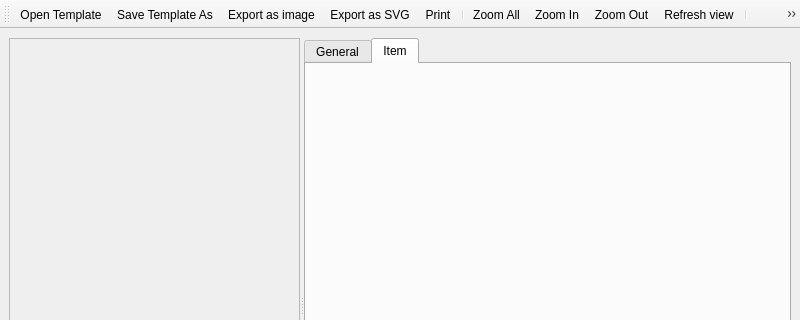
Qt form src/ui/qgscomposerbase.ui (qgis/QGIS) before a commit; both pictures show x 0 to 800 and y 0 to 320 of the 800 by 609 pixel window.
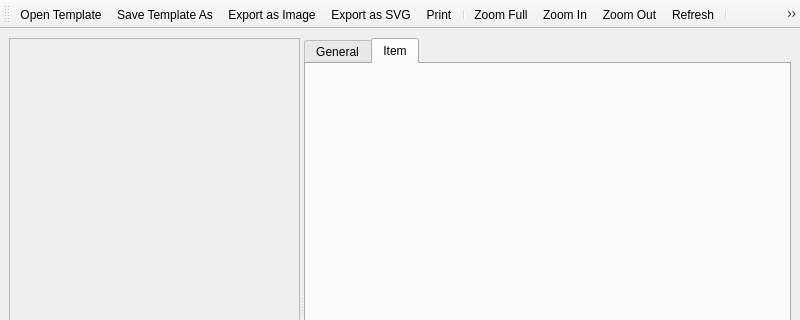
The same form after that commit. Icons and pictures are not drawn.

Commit message: Add Mac menubars for PrintComposer and AttributeTable windows.

What changed in the file:
```diff
--- a/src/ui/qgscomposerbase.ui
+++ b/src/ui/qgscomposerbase.ui
@@ -252,7 +252,7 @@
     <iconset>../themes/default/mActionFileOpen.png</iconset>
    </property>
    <property name="text" >
-    <string>&amp;Open Template ...</string>
+    <string>&amp;Open Template...</string>
    </property>
   </action>
   <action name="mActionSaveTemplateAs" >
@@ -276,7 +276,7 @@
     <iconset>../themes/default/mActionZoomFullExtent.png</iconset>
    </property>
    <property name="text" >
-    <string>Zoom All</string>
+    <string>Zoom Full</string>
    </property>
   </action>
   <action name="mActionZoomIn" >
@@ -300,6 +300,9 @@
     <iconset>../themes/default/mActionAddRasterLayer.png</iconset>
    </property>
    <property name="text" >
+    <string>Add Map</string>
+   </property>
+   <property name="toolTip" >
     <string>Add new map</string>
    </property>
   </action>
@@ -308,6 +311,9 @@
     <iconset>../themes/default/mActionLabel.png</iconset>
    </property>
    <property name="text" >
+    <string>Add Label</string>
+   </property>
+   <property name="toolTip" >
     <string>Add new label</string>
    </property>
   </action>
@@ -316,6 +322,9 @@
     <iconset>../themes/default/mActionAddLegend.png</iconset>
    </property>
    <property name="text" >
+    <string>Add Vector Legend</string>
+   </property>
+   <property name="toolTip" >
     <string>Add new vect legend</string>
    </property>
   </action>
@@ -324,6 +333,9 @@
     <iconset>../themes/default/mActionPan.png</iconset>
    </property>
    <property name="text" >
+    <string>Move Item</string>
+   </property>
+   <property name="toolTip" >
     <string>Select/Move item</string>
    </property>
   </action>
@@ -332,7 +344,7 @@
     <iconset>../themes/default/mActionExportMapServer.png</iconset>
    </property>
    <property name="text" >
-    <string>Export as image</string>
+    <string>Export as Image...</string>
    </property>
   </action>
   <action name="mActionExportAsSVG" >
@@ -340,7 +352,7 @@
     <iconset>../themes/default/mActionSaveAsSVG.png</iconset>
    </property>
    <property name="text" >
-    <string>Export as SVG</string>
+    <string>Export as SVG...</string>
    </property>
   </action>
   <action name="mActionAddNewScalebar" >
@@ -348,6 +360,9 @@
     <iconset>../../plugins/scale_bar/icon.xpm</iconset>
    </property>
    <property name="text" >
+    <string>Add Scalebar</string>
+   </property>
+   <property name="toolTip" >
     <string>Add new scalebar</string>
    </property>
   </action>
@@ -356,6 +371,9 @@
     <iconset>../themes/default/mActionDraw.png</iconset>
    </property>
    <property name="text" >
+    <string>Refresh</string>
+   </property>
+   <property name="toolTip" >
     <string>Refresh view</string>
    </property>
   </action>
```
The commit also changes 7 other files.
